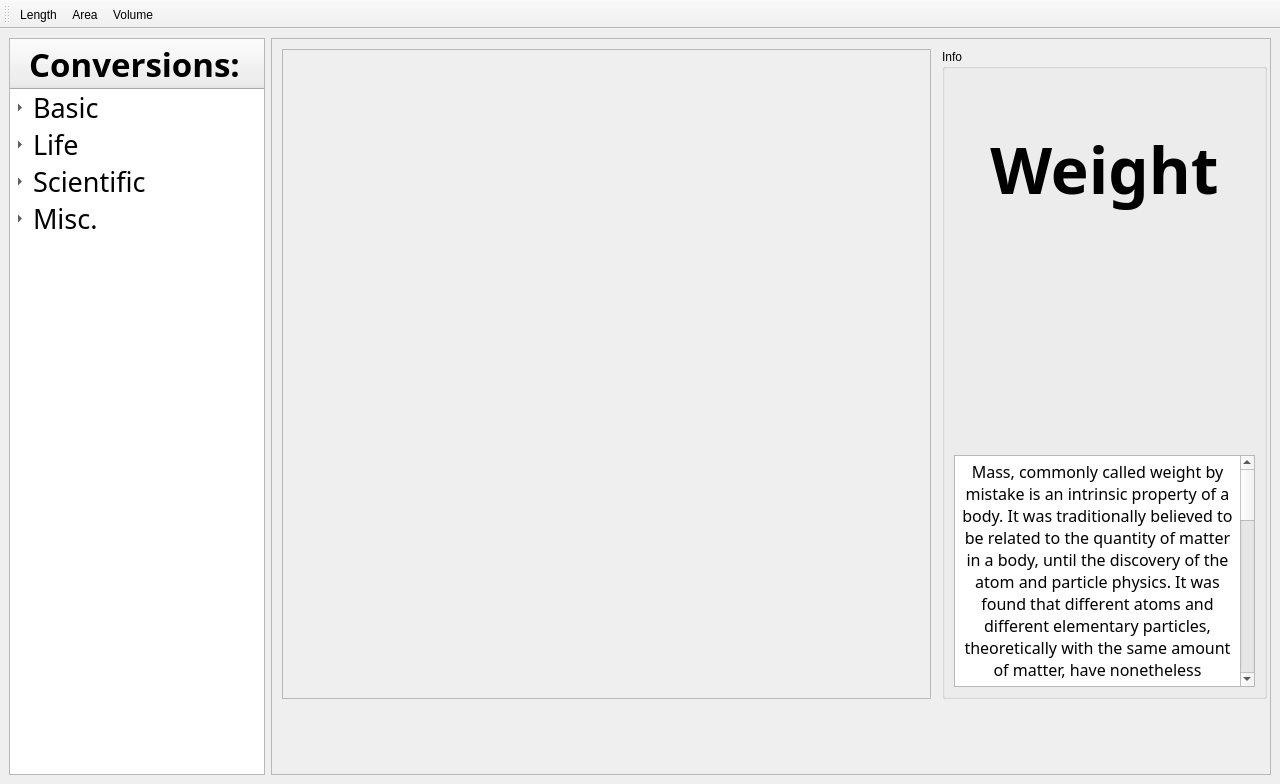
Qt form mainwindow.ui (30vam/cute-converter) before a commit.
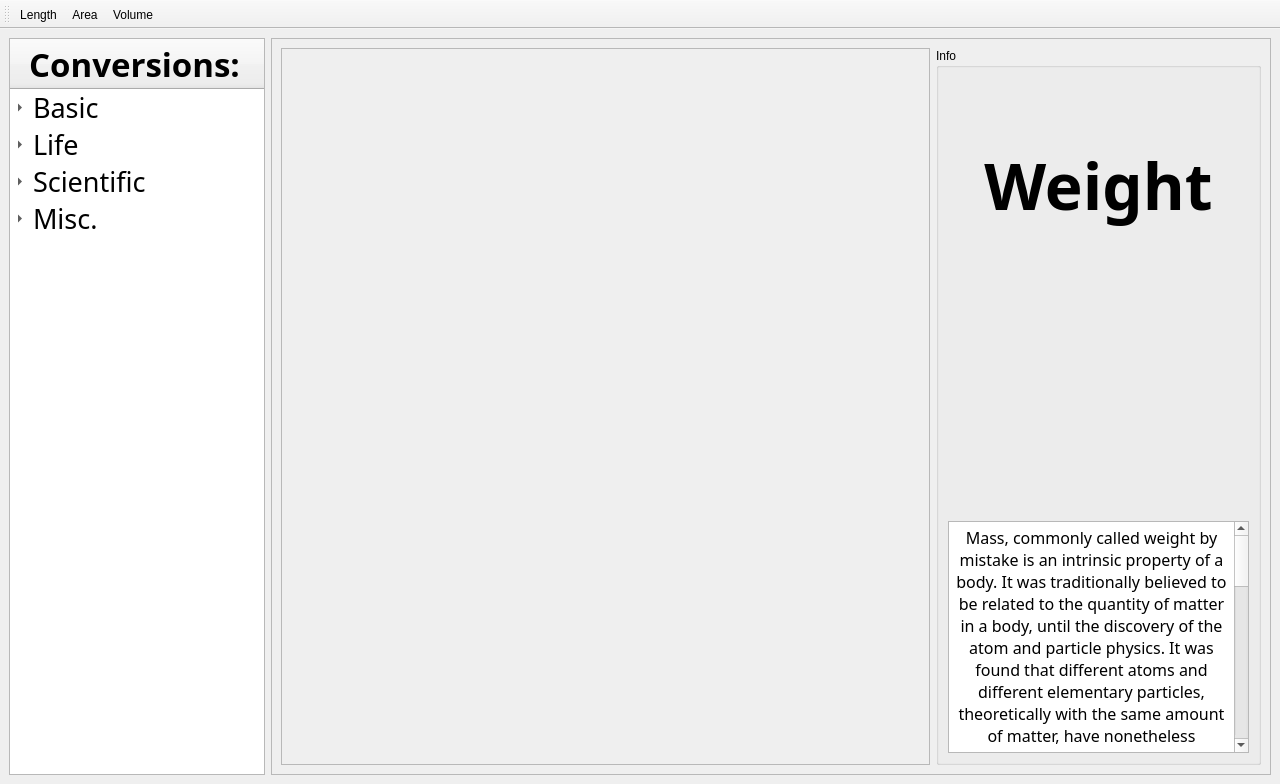
The same form after that commit. Icons and pictures are not drawn.

Commit message: fixed weight converters layout

Patch:
```diff
--- a/mainwindow.ui
+++ b/mainwindow.ui
@@ -899,15 +899,32 @@
        </layout>
       </widget>
       <widget class="QWidget" name="weightWidget">
+       <layout class="QHBoxLayout" name="horizontalLayout_6" stretch="2,1">
+        <item>
+         <widget class="QScrollArea" name="weightScrollArea">
+          <property name="sizePolicy">
+           <sizepolicy hsizetype="Expanding" vsizetype="Expanding">
+            <horstretch>0</horstretch>
+            <verstretch>0</verstretch>
+           </sizepolicy>
+          </property>
+          <property name="widgetResizable">
+           <bool>true</bool>
+          </property>
+          <widget class="QWidget" name="scrollAreaWidgetContents_4">
+           <property name="geometry">
+            <rect>
+             <x>0</x>
+             <y>0</y>
+             <width>647</width>
+             <height>648</height>
+            </rect>
+           </property>
+          </widget>
+         </widget>
+        </item>
+        <item>
        <widget class="QGroupBox" name="weightInfoGroupBox">
-        <property name="geometry">
-         <rect>
-          <x>670</x>
-          <y>10</y>
-          <width>325</width>
-          <height>650</height>
-         </rect>
-        </property>
         <property name="sizePolicy">
          <sizepolicy hsizetype="Ignored" vsizetype="Ignored">
           <horstretch>0</horstretch>
@@ -1053,35 +1070,8 @@
          </item>
         </layout>
        </widget>
-       <widget class="QScrollArea" name="weightScrollArea">
-        <property name="geometry">
-         <rect>
-          <x>10</x>
-          <y>10</y>
-          <width>649</width>
-          <height>650</height>
-         </rect>
-        </property>
-        <property name="sizePolicy">
-         <sizepolicy hsizetype="Expanding" vsizetype="Expanding">
-          <horstretch>0</horstretch>
-          <verstretch>0</verstretch>
-         </sizepolicy>
-        </property>
-        <property name="widgetResizable">
-         <bool>true</bool>
-        </property>
-        <widget class="QWidget" name="scrollAreaWidgetContents_4">
-         <property name="geometry">
-          <rect>
-           <x>0</x>
-           <y>0</y>
-           <width>647</width>
-           <height>648</height>
-          </rect>
-         </property>
-        </widget>
-       </widget>
+        </item>
+       </layout>
       </widget>
      </widget>
     </item>
```
Lines whose indentation alone changed are shown as unchanged.
